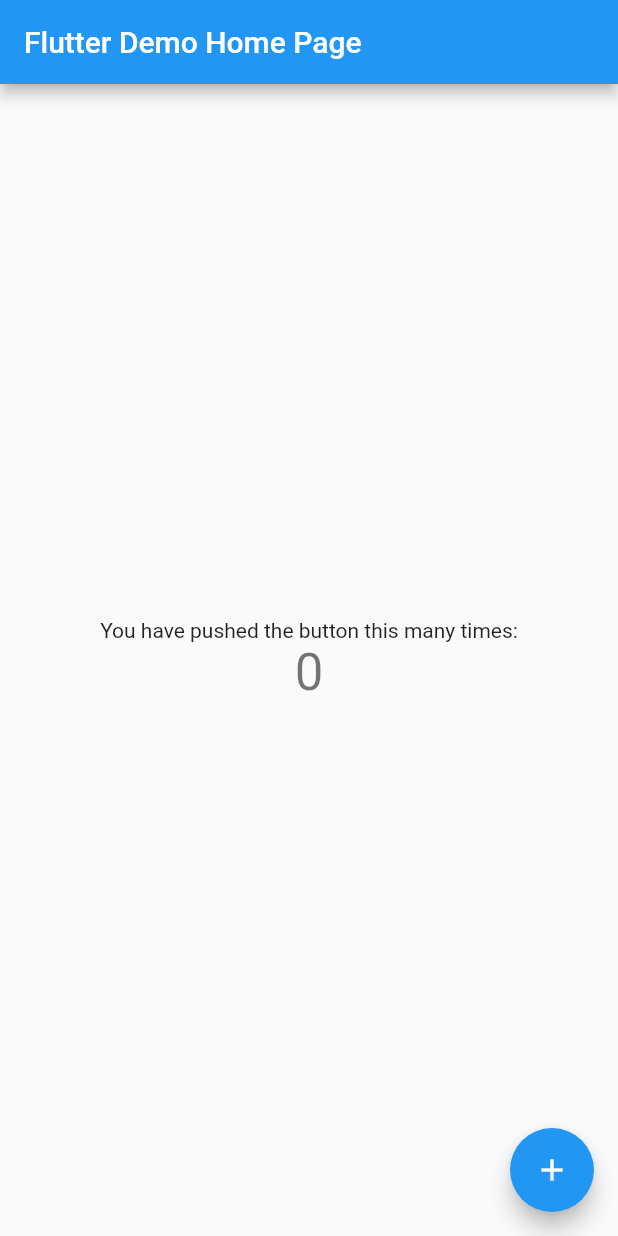
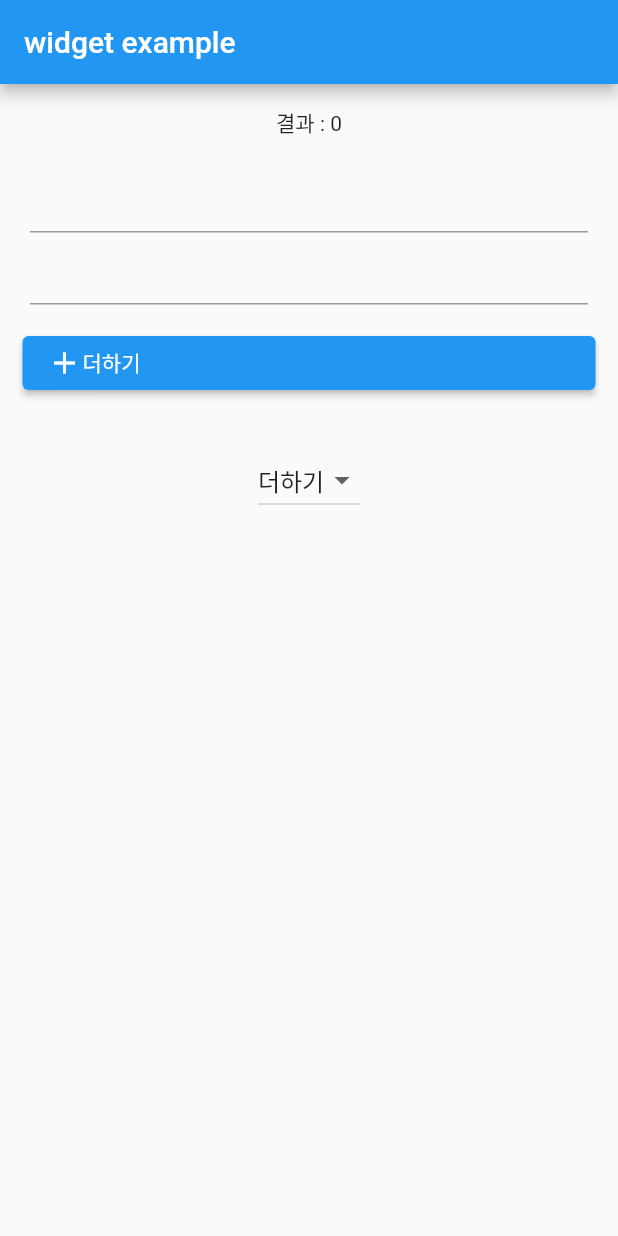
Before and after one commit to ssdd33/doit_flutter_practice, a Flutter app: the screen it shows after launch, on a phone screen of 412 x 824 dp. Run offline on Flutter 3.47's test engine with Material 2 defaults, Android fonts, the phone set to English and light mode, and no system bars.

Commit message:
stateful widget으로 간단한 상호작용 app 구현 : textField,dropdownButton

```diff
--- a/lib/main.dart
+++ b/lib/main.dart
@@ -11,105 +11,130 @@
   @override
   Widget build(BuildContext context) {
     return MaterialApp(
-      title: 'Flutter Demo',
+      title: 'Widget example',
       theme: ThemeData(
-        // This is the theme of your application.
-        //
-        // Try running your application with "flutter run". You'll see the
-        // application has a blue toolbar. Then, without quitting the app, try
-        // changing the primarySwatch below to Colors.green and then invoke
-        // "hot reload" (press "r" in the console where you ran "flutter run",
-        // or simply save your changes to "hot reload" in a Flutter IDE).
-        // Notice that the counter didn't reset back to zero; the application
-        // is not restarted.
         primarySwatch: Colors.blue,
       ),
-      home: const MyHomePage(title: 'Flutter Demo Home Page'),
+      home: WidgetApp(),
     );
   }
 }
 
-class MyHomePage extends StatefulWidget {
-  const MyHomePage({super.key, required this.title});
+class WidgetApp extends StatefulWidget {
+  @override
+  State<WidgetApp> createState() => _WidgetAppState();
+}
 
-  // This widget is the home page of your application. It is stateful, meaning
-  // that it has a State object (defined below) that contains fields that affect
-  // how it looks.
-
-  // This class is the configuration for the state. It holds the values (in this
-  // case the title) provided by the parent (in this case the App widget) and
-  // used by the build method of the State. Fields in a Widget subclass are
-  // always marked "final".
-
-  final String title;
+class _WidgetAppState extends State<WidgetApp> {
+  TextEditingController value1 = TextEditingController();
+  TextEditingController value2 = TextEditingController();
+  String _sum = '0';
+  Widget? _buttonIcon;
+  String? _buttonText;
+  List<String> _buttonList = ['더하기', '나누기', '곱하기', '빼기'];
+  List<DropdownMenuItem<String>> _dropDownMenuItems =
+      List.empty(growable: true);
 
   @override
-  State<MyHomePage> createState() => _MyHomePageState();
+  void initState() {
+    super.initState();
+    _buttonIcon = getButtonIcon(_buttonList[0]);
+    _buttonText = _buttonList[0];
+
+    for (var item in _buttonList) {
+      _dropDownMenuItems.add(DropdownMenuItem(child: Text(item), value: item));
     }
-
-class _MyHomePageState extends State<MyHomePage> {
-  int _counter = 0;
-
-  void _incrementCounter() {
-    setState(() {
-      // This call to setState tells the Flutter framework that something has
-      // changed in this State, which causes it to rerun the build method below
-      // so that the display can reflect the updated values. If we changed
-      // _counter without calling setState(), then the build method would not be
-      // called again, and so nothing would appear to happen.
-      _counter++;
-    });
   }
 
   @override
   Widget build(BuildContext context) {
-    // This method is rerun every time setState is called, for instance as done
-    // by the _incrementCounter method above.
-    //
-    // The Flutter framework has been optimized to make rerunning build methods
-    // fast, so that you can just rebuild anything that needs updating rather
-    // than having to individually change instances of widgets.
     return Scaffold(
         appBar: AppBar(
-        // Here we take the value from the MyHomePage object that was created by
-        // the App.build method, and use it to set our appbar title.
-        title: Text(widget.title),
+          title: Text('widget example'),
         ),
-      body: Center(
-        // Center is a layout widget. It takes a single child and positions it
-        // in the middle of the parent.
+        body: Container(
+          child: Center(
             child: Column(
-          // Column is also a layout widget. It takes a list of children and
-          // arranges them vertically. By default, it sizes itself to fit its
-          // children horizontally, and tries to be as tall as its parent.
-          //
-          // Invoke "debug painting" (press "p" in the console, choose the
-          // "Toggle Debug Paint" action from the Flutter Inspector in Android
-          // Studio, or the "Toggle Debug Paint" command in Visual Studio Code)
-          // to see the wireframe for each widget.
-          //
-          // Column has various properties to control how it sizes itself and
-          // how it positions its children. Here we use mainAxisAlignment to
-          // center the children vertically; the main axis here is the vertical
-          // axis because Columns are vertical (the cross axis would be
-          // horizontal).
-          mainAxisAlignment: MainAxisAlignment.center,
               children: <Widget>[
-            const Text(
-              'You have pushed the button this many times:',
+                Padding(
+                  padding: EdgeInsets.all(15),
+                  child: Text('결과 : $_sum'),
                 ),
-            Text(
-              '$_counter',
-              style: Theme.of(context).textTheme.headline4,
+                Padding(
+                  padding: EdgeInsets.only(left: 20, right: 20),
+                  child: TextField(
+                    controller: value1,
+                    keyboardType: TextInputType.number,
                   ),
+                ),
+                Padding(
+                  padding: EdgeInsets.only(left: 20, right: 20),
+                  child: TextField(
+                    controller: value2,
+                    keyboardType: TextInputType.number,
+                  ),
+                ),
+                Padding(
+                  padding: EdgeInsets.all(15),
+                  child: ElevatedButton(
+                    onPressed: () {
+                      setState(() {
+                        var value1Int = double.parse(value1.value.text);
+                        var value2Int = double.parse(value2.value.text);
+                        var result;
+                        switch (_buttonText) {
+                          case '더하기':
+                            result = value1Int + value2Int;
+                            break;
+                          case '빼기':
+                            result = value1Int - value2Int;
+                            break;
+                          case '곱하기':
+                            result = value1Int * value2Int;
+                            break;
+                          case '나누기':
+                            result = value1Int / value2Int;
+                            break;
+                        }
+                        _sum = '$result';
+                      });
+                    },
+                    child: Row(
+                      children: [_buttonIcon!, Text(_buttonText!)],
+                    ),
+                  ),
+                ),
+                Padding(
+                  padding: EdgeInsets.all(15),
+                  child: DropdownButton(
+                    items: _dropDownMenuItems,
+                    onChanged: (String? value) {
+                      setState(() {
+                        _buttonText = value!;
+                        _buttonIcon = getButtonIcon(value);
+                      });
+                    },
+                    value: _buttonText,
+                  ),
+                )
               ],
             ),
           ),
-      floatingActionButton: FloatingActionButton(
-        onPressed: _incrementCounter,
-        tooltip: 'Increment',
-        child: const Icon(Icons.add),
-      ), // This trailing comma makes auto-formatting nicer for build methods.
-    );
+        ));
+  }
+
+  Widget getButtonIcon(String value) {
+    switch (value) {
+      case '더하기':
+        return Icon(Icons.add);
+      case '곱하기':
+        return Icon(Icons.close);
+      case '나누기':
+        return Icon(Icons.percent);
+      case '빼기':
+        return Icon(Icons.remove);
+      default:
+        return Icon(Icons.add);
     }
   }
+}
```
Lines whose indentation alone changed are shown as unchanged.
